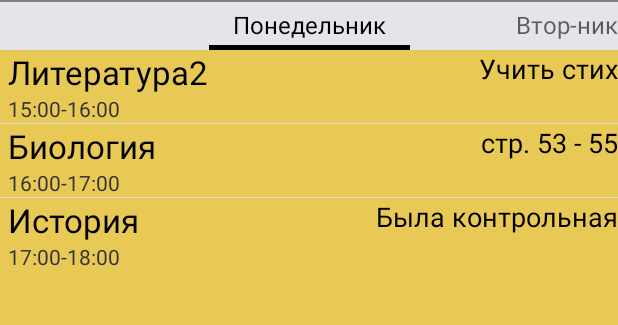
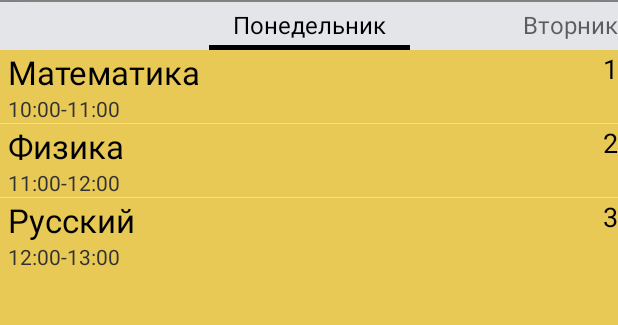
Before and after one commit to asutp36/SchoolTT, an Android app: the MainActivity screen opened directly, with no data from a screen before it, on a phone screen of 412 x 824 dp, the part 36-361 px from its top. Run offline under Robolectric (Android 15) with nearby library versions, the phone set to English and light mode, and no system bars.

Commit message:
- адаптер страниц переименовал и вынес в отдельный файл; - сделал динамический показ расписания на неделю;

```diff
--- /dev/null
+++ b/app/src/main/java/com/samschool/schooltt/pages/DayPagerAdapter.java
@@ -0,0 +1,42 @@
+package com.samschool.schooltt.pages;
+
+import android.support.v4.app.Fragment;
+import android.support.v4.app.FragmentManager;
+import android.support.v4.app.FragmentPagerAdapter;
+
+import com.samschool.schooltt.pages.PageFragment;
+import com.samschool.schooltt.pages.TTDay;
+
+public class DayPagerAdapter extends FragmentPagerAdapter {
+
+    TimeTable _timeTable = null;
+
+    public DayPagerAdapter(FragmentManager fm, TimeTable timeTable) {
+        super(fm);
+
+        _timeTable = timeTable;
+    }
+
+    @Override
+    public Fragment getItem(int position) {
+        // Определить отображаемый день
+        TTDay day = null;
+        if(position < _timeTable.days.size())
+            day = _timeTable.days.get(position);
+
+        return PageFragment.newInstance(position, day);
+    }
+
+    @Override
+    public int getCount(){
+        return _timeTable.days.size();
+    }
+
+    @Override
+    public CharSequence getPageTitle(int position) {
+        if(position < _timeTable.days.size())
+            return _timeTable.days.get(position)._name;
+        else
+            return "Не найден день с позицией " + position;
+    }
+}
--- a/app/src/main/java/com/samschool/schooltt/pages/MainActivity.java
+++ b/app/src/main/java/com/samschool/schooltt/pages/MainActivity.java
@@ -10,9 +10,6 @@ import android.support.v4.view.ViewPager;
 import android.support.v4.view.ViewPager.OnPageChangeListener;
 import android.view.Menu;
 import android.view.MenuInflater;
-import android.widget.ListView;
-
-import com.samschool.schooltt.pages.R;
 
 public class MainActivity extends FragmentActivity {
 
@@ -31,7 +28,7 @@ public class MainActivity extends FragmentActivity {
         setContentView(R.layout.activity_main);
 
         pager = (ViewPager) findViewById(R.id.pager);
-        pagerAdapter = new MyFragmentPagerAdapter(getSupportFragmentManager());
+        pagerAdapter = new DayPagerAdapter(getSupportFragmentManager(), mainTT);
         pager.setAdapter(pagerAdapter);
 
         pager.setOnPageChangeListener(new OnPageChangeListener() {
@@ -52,54 +49,6 @@ public class MainActivity extends FragmentActivity {
         });
     }
 
-    private class MyFragmentPagerAdapter extends FragmentPagerAdapter {
-
-        public MyFragmentPagerAdapter(FragmentManager fm) {
-            super(fm);
-        }
-
-        @Override
-        public Fragment getItem(int position) {
-            TTDay day = null;
-            if(position < mainTT.days.size())
-                day = mainTT.days.get(position);
-
-//            PageFragment view = (PageFragment)pager.getChildAt(position);
-//            if( == null)
-//                pager.se
-
-            return PageFragment.newInstance(position, day);
-        }
-
-        @Override
-        public int getCount(){
-            return mainTT.days.size();
-        }
-
-        @Override
-        public CharSequence getPageTitle(int position) {
-            if(position < mainTT.days.size())
-                return mainTT.days.get(position)._name;
-            else
-                return "Не найден день с позицией " + position;
-//            switch (position) {
-//                case 0:
-//                    return mainTT.days.get(position);
-//                case 1:
-//                    return "Вторник";
-//                case 2:
-//                    return "Среда";
-//                case 3:
-//                    return "Четверг";
-//               case 4:
-//                    return "Пятница";
-//                case 5:
-//                    return "Суббота";
-//            }
-//            return "Title " + position;
-        }
-    }
-
     public boolean onCreateOptionsMenu(Menu menu) {
         MenuInflater inflater = getMenuInflater();
         inflater.inflate(R.menu.menu_main, menu);
@@ -112,19 +61,19 @@ public class MainActivity extends FragmentActivity {
         mainTT = new TimeTable();
 
         TTDay mnd = new TTDay("Понедельник");
-        mnd.lessons.add(new TTLesson("10:00", "11:00", "Математика",""));
-        mnd.lessons.add(new TTLesson("11:00", "12:00", "Физика",""));
-        mnd.lessons.add(new TTLesson("12:00", "13:00", "Русский",""));
+        mnd.lessons.add(new TTLesson("10:00", "11:00", "Математика","1"));
+        mnd.lessons.add(new TTLesson("11:00", "12:00", "Физика","2"));
+        mnd.lessons.add(new TTLesson("12:00", "13:00", "Русский","3"));
 
-        TTDay tue = new TTDay("Втор-ник");
-        tue.lessons.add(new TTLesson("15:00", "16:00", "Литература2","Учить стих"));
+        TTDay tue = new TTDay("Вторник");
+        tue.lessons.add(new TTLesson("15:00", "16:00", "Литература","Учить стих"));
         tue.lessons.add(new TTLesson("16:00", "17:00", "Биология","стр. 53 - 55"));
         tue.lessons.add(new TTLesson("17:00", "18:00", "История","Была контрольная"));
 
-        TTDay wed = new TTDay("Середа");
-        wed.lessons.add(new TTLesson("11:00", "12:00", "Английский",""));
-        wed.lessons.add(new TTLesson("12:00", "13:00", "Математика",""));
-        wed.lessons.add(new TTLesson("13:00", "14:00", "Физкультура",""));
+        TTDay wed = new TTDay("Среда");
+        wed.lessons.add(new TTLesson("11:00", "12:00", "Английский","7"));
+        wed.lessons.add(new TTLesson("12:00", "13:00", "Математика","8"));
+        wed.lessons.add(new TTLesson("13:00", "14:00", "Физкультура","9"));
 
         mainTT.days.add(mnd);
         mainTT.days.add(tue);
--- a/app/src/main/java/com/samschool/schooltt/pages/PageFragment.java
+++ b/app/src/main/java/com/samschool/schooltt/pages/PageFragment.java
@@ -10,10 +10,6 @@ import android.widget.ArrayAdapter;
 import com.samschool.schooltt.pages.R;
 
 public class PageFragment extends ListFragment {
-
-//    String testData[] = new String[]
-//            {"Математика", "Русский", "Английский", "Come", "On", "Mozafaka", "БИЧЕЗ", "everybody",
-//                    "COOL", "PROGRAMMER"};
 
     static final String ARGUMENT_PAGE_NUMBER = "arg_page_number";
 
@@ -28,9 +24,13 @@ public class PageFragment extends ListFragment {
         arguments.putInt(ARGUMENT_PAGE_NUMBER, page);
         pageFragment.setArguments(arguments);
 
-        //_currentDay = day;
+        pageFragment.SetDay(day);
 
         return pageFragment;
+    }
+
+    public void SetDay(TTDay day) {
+        _currentDay = day;
     }
 
     @Override
@@ -45,45 +45,6 @@ public class PageFragment extends ListFragment {
 
         View view = inflater.inflate(R.layout.monday_layout, null);
 
-
-
-        TTDay tue = new TTDay("Втор-ник");
-        tue.lessons.add(new TTLesson("15:00", "16:00", "Литература2","Учить стих"));
-        tue.lessons.add(new TTLesson("16:00", "17:00", "Биология","стр. 53 - 55"));
-        tue.lessons.add(new TTLesson("17:00", "18:00", "История","Была контрольная"));
-
-        _currentDay = tue;
-
-
-
-
-        switch (pageNumber){
-            case 0:
-//                view = inflater.inflate(R.layout.monday_layout, null);
-//                setListAdapter(adapter);
-                break;
-            case 1:
-//                view = inflater.inflate(R.layout.tuesday_layout, null);
-//                setListAdapter(adapter);
-                break;
-            case 2:
-//                view = inflater.inflate(R.layout.wednesday_layout, null);
-//                setListAdapter(adapter);
-                break;
-            case 3:
-//                view = inflater.inflate(R.layout.thursday_layout, null);
-//                setListAdapter(adapter);
-                break;
-            case 4:
-//                view = inflater.inflate(R.layout.friday_layout, null);
-//                setListAdapter(adapter);
-                break;
-            case 5:
-//                view = inflater.inflate(R.layout.saturday_layout, null);
-//                setListAdapter(adapter);
-                break;
-        }
-
         // Заполнить строки уроков на день
         String lessons[] = new String[_currentDay.lessons.size()];
         String time[] = new String[_currentDay.lessons.size()];
@@ -94,7 +55,7 @@ public class PageFragment extends ListFragment {
             time[i] =  _currentDay.lessons.get(i)._startTime + "-" + _currentDay.lessons.get(i)._stopTime;
         }
 
-
+        // Показать расписание на день
         DayTTAdapter adapter = new DayTTAdapter(container.getContext(), _currentDay.lessons);
 
         setListAdapter(adapter);
```
